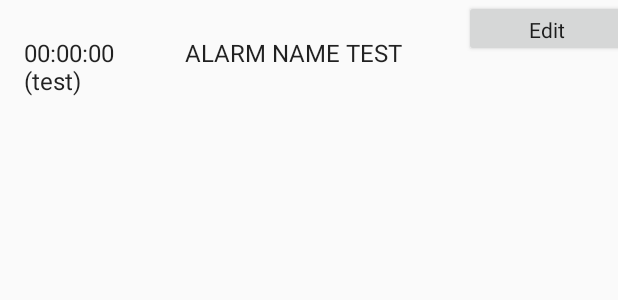
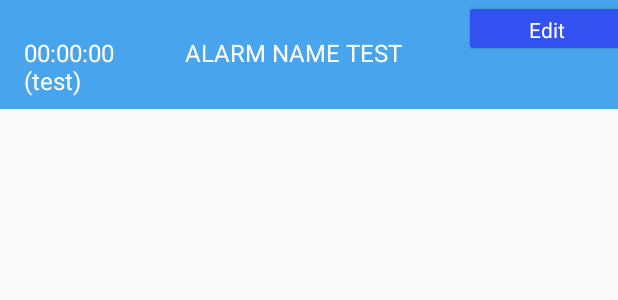
Before and after one commit to Nathanieljg/JuniorDesign, an Android app: the layout fragment_alarm_list.xml on its own in the app's theme, with its tools: preview values and no code run, on a phone screen of 412 x 824 dp. Shown: the top 300 px of the screen. Run offline under Robolectric (Android 15) with nearby library versions, the light colour scheme and no system bars.

Commit message:
Update fragment_alarm_list.xml

```diff
--- a/app/src/main/res/layout/fragment_alarm_list.xml
+++ b/app/src/main/res/layout/fragment_alarm_list.xml
@@ -1,8 +1,9 @@
 <?xml version="1.0" encoding="utf-8"?>
 <TableLayout xmlns:android="http://schemas.android.com/apk/res/android"
+    xmlns:tools="http://schemas.android.com/tools"
     android:layout_width="wrap_content"
     android:layout_height="wrap_content"
-    xmlns:tools="http://schemas.android.com/tools"
+    android:background="#47A4ED"
     android:orientation="horizontal"
     tools:context=".TimerListAdapter">
 
@@ -16,7 +17,8 @@
             android:layout_height="wrap_content"
             android:layout_margin="@dimen/text_margin"
             android:text="00:00:00 (test)"
-            android:textAppearance="?attr/textAppearanceListItem" />
+            android:textAppearance="?attr/textAppearanceListItem"
+            android:textColor="#FFFFFF" />
 
         <TextView
             android:id="@+id/timerName"
@@ -24,7 +26,8 @@
             android:layout_height="wrap_content"
             android:layout_margin="@dimen/text_margin"
             android:text="ALARM NAME TEST"
-            android:textAppearance="?attr/textAppearanceListItem" />
+            android:textAppearance="?attr/textAppearanceListItem"
+            android:textColor="#FFFFFF" />
 
         <ProgressBar
             android:id="@+id/progressBar"
@@ -37,8 +40,10 @@
             android:id="@+id/editButton"
             android:layout_width="110dp"
             android:layout_height="38dp"
+            android:backgroundTint="#3350F1"
             android:text="Edit"
-            android:textAppearance="@style/TextAppearance.AppCompat.Body1" />
+            android:textAppearance="@style/TextAppearance.AppCompat.Body1"
+            android:textColor="#FFFFFF" />
     </TableRow>
 
 </TableLayout>
```
